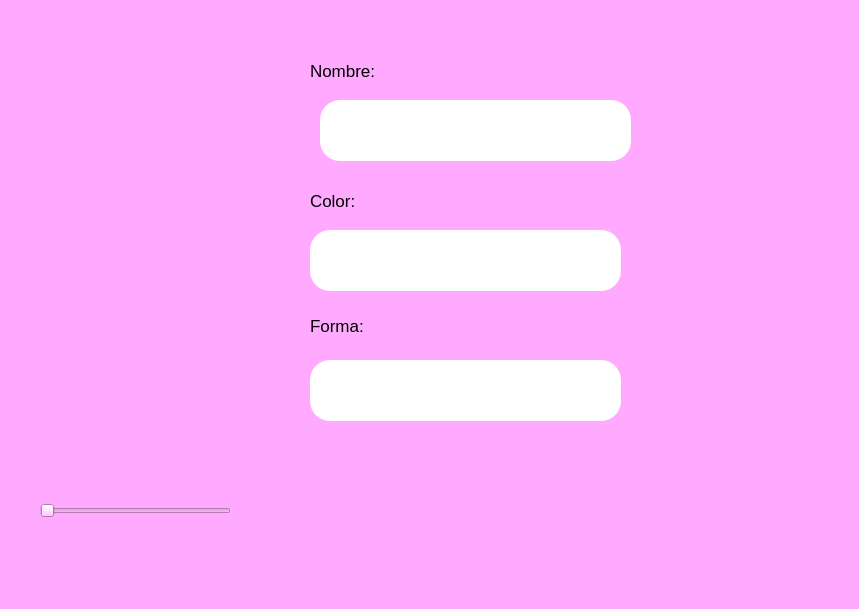
Before: the Qt Designer form Unidad 2/P09_SliderImagenes_Manual.ui in celineazs/PIP_2025_1_Eq3, drawn with Qt 5.
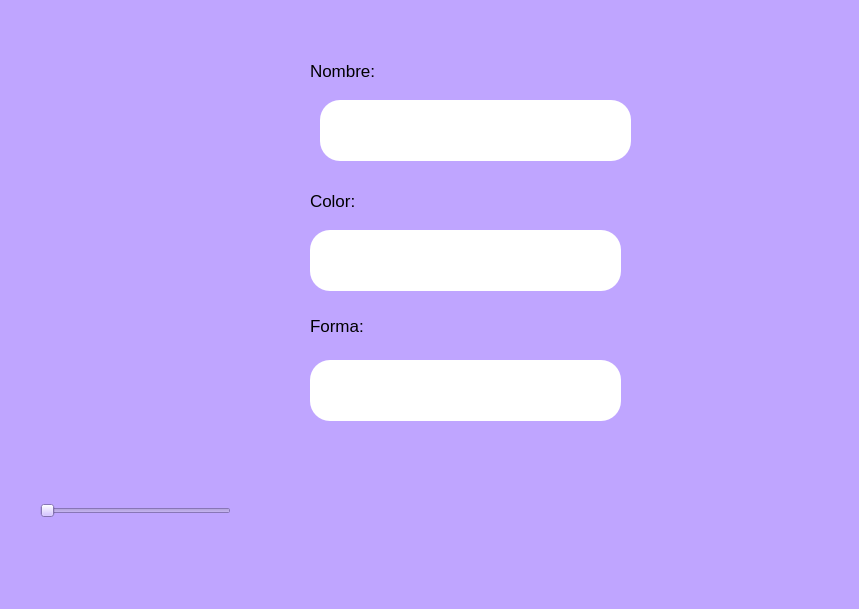
After: the same form once the commit is applied. Icons and pictures are not drawn.

What changed in the file:
```diff
--- a/Unidad 2/P09_SliderImagenes_Manual.ui
+++ b/Unidad 2/P09_SliderImagenes_Manual.ui
@@ -14,7 +14,8 @@
    <string>MainWindow</string>
   </property>
   <property name="styleSheet">
-   <string notr="true">background-color: rgb(255, 170, 255);</string>
+   <string notr="true">background-color: rgb(255, 170, 255);
+background-color: rgb(191, 165, 255);</string>
   </property>
   <widget class="QWidget" name="centralwidget">
    <widget class="QLineEdit" name="txt_forma">
```
